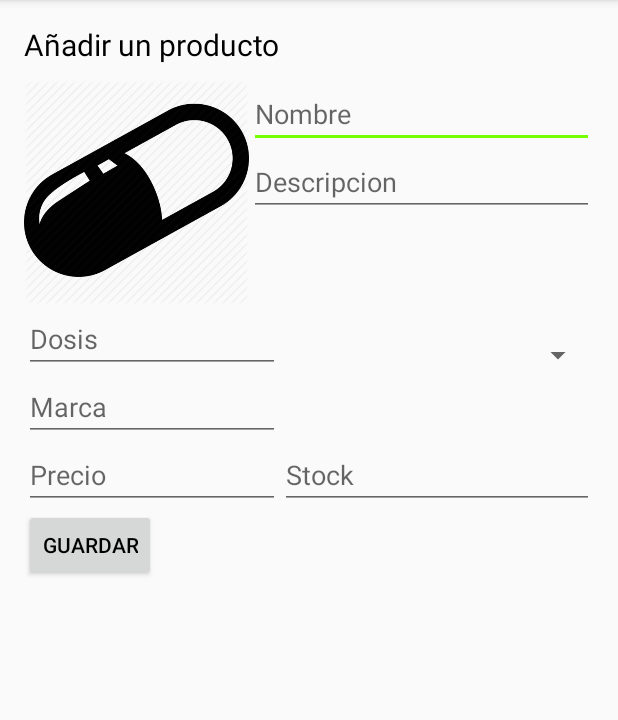
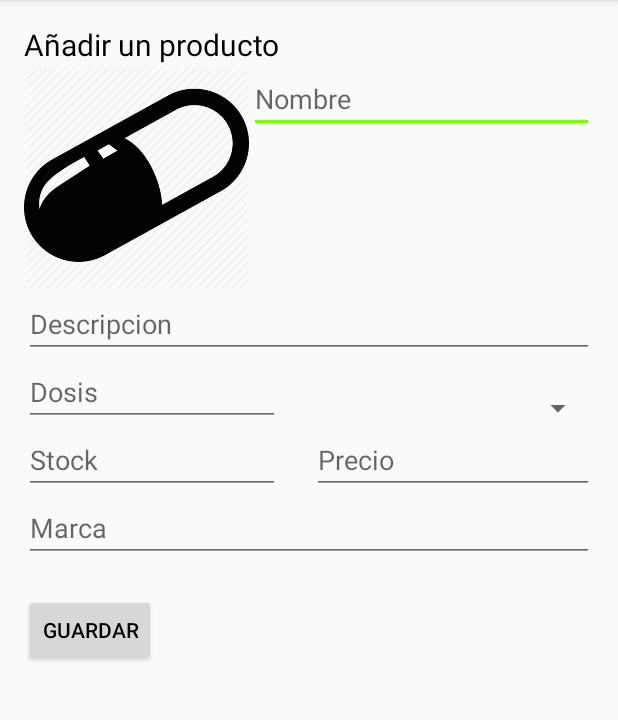
Before and after one commit to Hulk-lian/ManageProducts, an Android app: the AddProduct_Activity screen opened directly, with no data from a screen before it, on a phone screen of 412 x 824 dp, the part 84-804 px from its top. Run offline under Robolectric (Android 15) with nearby library versions, the light colour scheme and no system bars.

Commit message:
Bug fixed

```diff
--- a/app/src/main/res/layout/activity_add_product_.xml
+++ b/app/src/main/res/layout/activity_add_product_.xml
@@ -15,8 +15,8 @@
         android:textSize="20dp"
         android:layout_width="wrap_content"
         android:layout_height="wrap_content"
-        android:layout_marginBottom="10dp"
         android:id="@+id/txvTitulo" />
+
 
     <ImageView
         android:id="@+id/imgVImage"
@@ -25,29 +25,28 @@
         android:layout_height="150dp"
         android:clickable="true"
         android:onClick="clickImg"
-        android:layout_below="@+id/txvTitulo" />
+        android:layout_below="@+id/txvTitulo"
+        android:layout_alignParentLeft="true"
+        android:layout_alignParentStart="true" />
+
 
     <EditText
         android:id="@+id/edtName"
         android:layout_width="match_parent"
         android:layout_height="wrap_content"
         android:hint="@string/NameES"
-        android:layout_below="@+id/txvTitulo"
-        android:layout_toRightOf="@+id/imgVImage"/>
-
-    <!--descripcion -->
+        android:layout_alignTop="@id/imgVImage"
+        android:layout_toRightOf="@+id/imgVImage" />
 
     <EditText
         android:id="@+id/edtDescrip"
         android:layout_width="match_parent"
         android:layout_height="wrap_content"
         android:hint="@string/DescripES"
-        android:maxLines="10"
-        android:layout_below="@+id/edtName"
-        android:layout_toRightOf="@+id/imgVImage"
-        />
-
-    <!--Dosis -->
+        android:maxLines="3"
+        android:maxHeight="15dp"
+        android:maxLength="150"
+        android:layout_below="@+id/imgVImage" />
 
     <EditText
         android:id="@+id/edtStock"
@@ -57,8 +56,50 @@
         android:inputType="numberDecimal"
         android:layout_alignBaseline="@+id/edtPrice"
         android:layout_alignBottom="@+id/edtPrice"
+        android:layout_alignLeft="@+id/edtDescrip"
+        android:layout_alignStart="@+id/edtDescrip"
+        android:layout_toLeftOf="@+id/spnUnitDosage"
+        android:layout_toStartOf="@+id/spnUnitDosage" />
+
+    <EditText
+        android:id="@+id/edtDosage"
+        android:layout_width="match_parent"
+        android:layout_height="wrap_content"
+        android:hint="@string/DosageES"
+        android:inputType="number"
+        android:layout_below="@+id/edtDescrip"
         android:layout_toRightOf="@+id/edtPrice"
-        android:layout_toEndOf="@+id/edtDosage"/>
+        android:layout_toLeftOf="@+id/spnUnitDosage"
+        android:layout_toStartOf="@+id/spnUnitDosage" />
+
+    <EditText
+        android:id="@+id/edtBrand"
+        android:layout_width="match_parent"
+        android:layout_height="wrap_content"
+        android:hint="@string/BrandES"
+        android:layout_below="@+id/edtStock"
+        android:layout_alignParentLeft="true"
+        android:layout_alignParentStart="true" />
+
+    <Spinner
+        android:layout_width="match_parent"
+        android:layout_height="wrap_content"
+        android:id="@+id/spnUnitDosage"
+        android:layout_alignBottom="@+id/edtDosage"
+        android:layout_toRightOf="@+id/txvTitulo"
+        android:layout_toEndOf="@+id/txvTitulo" />
+
+    <EditText
+        android:id="@+id/edtPrice"
+        android:layout_width="match_parent"
+        android:layout_height="wrap_content"
+        android:hint="@string/PriceES"
+        android:inputType="number"
+        android:layout_below="@+id/spnUnitDosage"
+        android:layout_alignLeft="@+id/spnUnitDosage"
+        android:layout_alignStart="@+id/spnUnitDosage"
+        android:layout_marginLeft="21dp"
+        android:layout_marginStart="21dp" />
 
     <Button
         android:text="@string/btnSaveES"
@@ -66,44 +107,10 @@
         android:layout_height="wrap_content"
         android:id="@+id/btnSave"
         android:onClick="clickbtn"
-        android:layout_below="@id/edtStock"/>
-
-    <EditText
-        android:id="@+id/edtDosage"
-        android:layout_width="match_parent"
-        android:layout_height="wrap_content"
-        android:hint="@string/DosageES"
-        android:inputType="number"
-        android:layout_below="@+id/imgVImage"
-        android:layout_alignRight="@+id/txvTitulo"
-        android:layout_alignEnd="@+id/txvTitulo" />
-
-    <Spinner
-        android:layout_width="match_parent"
-        android:layout_height="wrap_content"
-        android:id="@+id/spnUnitDosage"
-        android:layout_alignBottom="@+id/edtDosage"
-        android:layout_toRightOf="@+id/edtDosage"
-        android:layout_toEndOf="@+id/edtDosage" />
-
-    <EditText
-        android:id="@+id/edtBrand"
-        android:layout_width="match_parent"
-        android:layout_height="wrap_content"
-        android:hint="@string/BrandES"
-        android:layout_below="@+id/edtDosage"
-        android:layout_alignEnd="@id/edtDosage"
-        android:layout_alignRight="@id/edtDosage" />
-
-    <EditText
-        android:id="@+id/edtPrice"
-        android:layout_width="match_parent"
-        android:layout_height="wrap_content"
-        android:hint="@string/PriceES"
-        android:inputType="numberDecimal"
         android:layout_below="@+id/edtBrand"
-        android:layout_toLeftOf="@+id/edtStock"
-        android:layout_toStartOf="@+id/edtStock" />
+        android:layout_alignParentLeft="true"
+        android:layout_alignParentStart="true"
+        android:layout_marginTop="21dp" />
 
 
 </RelativeLayout>
```
